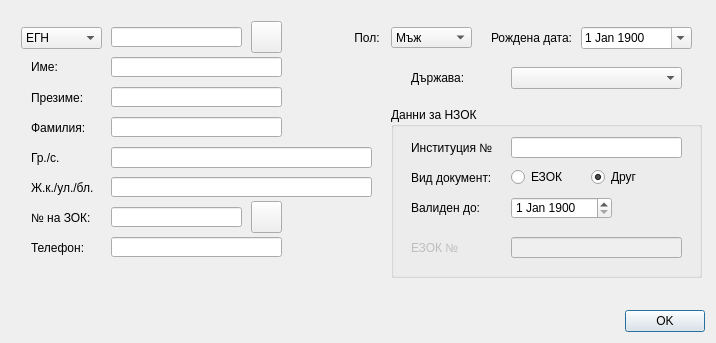
First picture: the form in src/View/Widgets/PatientFormDialog.ui, repository thefinalcutbg/DinoDent, before the edit.
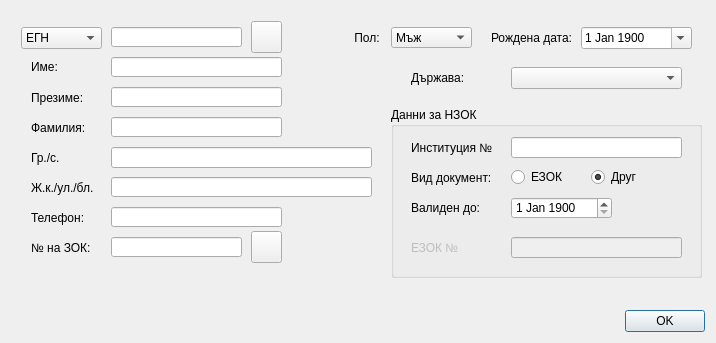
Second picture: the form after the edit. Custom widgets are drawn as their Qt base class.

Commit message: hirbno fields hidden when user doesn't have nhif contract

What changed in the file:
```diff
--- a/src/View/Widgets/PatientFormDialog.ui
+++ b/src/View/Widgets/PatientFormDialog.ui
@@ -53,7 +53,7 @@
       <property name="geometry">
        <rect>
         <x>240</x>
-        <y>190</y>
+        <y>220</y>
         <width>31</width>
         <height>32</height>
        </rect>
@@ -234,7 +234,7 @@
       <property name="geometry">
        <rect>
         <x>20</x>
-        <y>226</y>
+        <y>196</y>
         <width>71</width>
         <height>21</height>
        </rect>
@@ -247,7 +247,7 @@
       <property name="geometry">
        <rect>
         <x>100</x>
-        <y>226</y>
+        <y>196</y>
         <width>171</width>
         <height>20</height>
        </rect>
@@ -263,7 +263,7 @@
       <property name="geometry">
        <rect>
         <x>20</x>
-        <y>196</y>
+        <y>226</y>
         <width>71</width>
         <height>21</height>
        </rect>
@@ -588,7 +588,7 @@
       <property name="geometry">
        <rect>
         <x>100</x>
-        <y>196</y>
+        <y>226</y>
         <width>131</width>
         <height>20</height>
        </rect>
```
Left out of the diff: 12 changed lines with no effect on the pictures. The commit also changes 1 other file.
